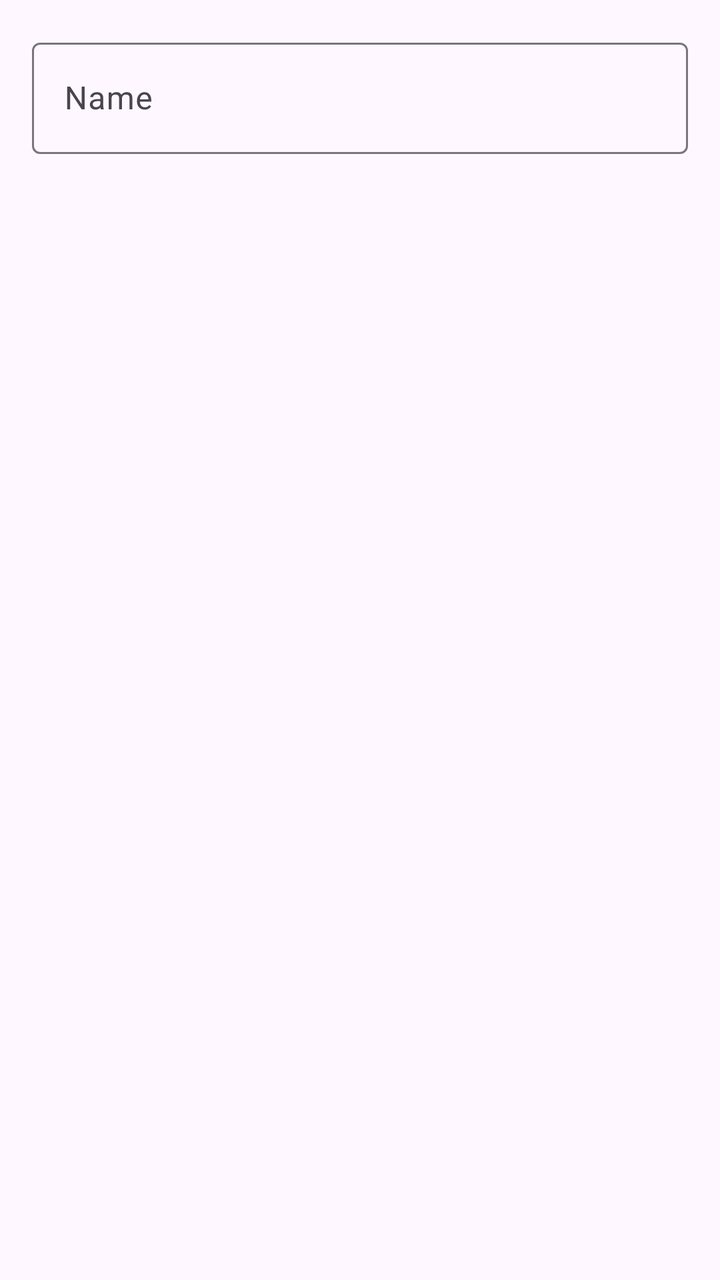
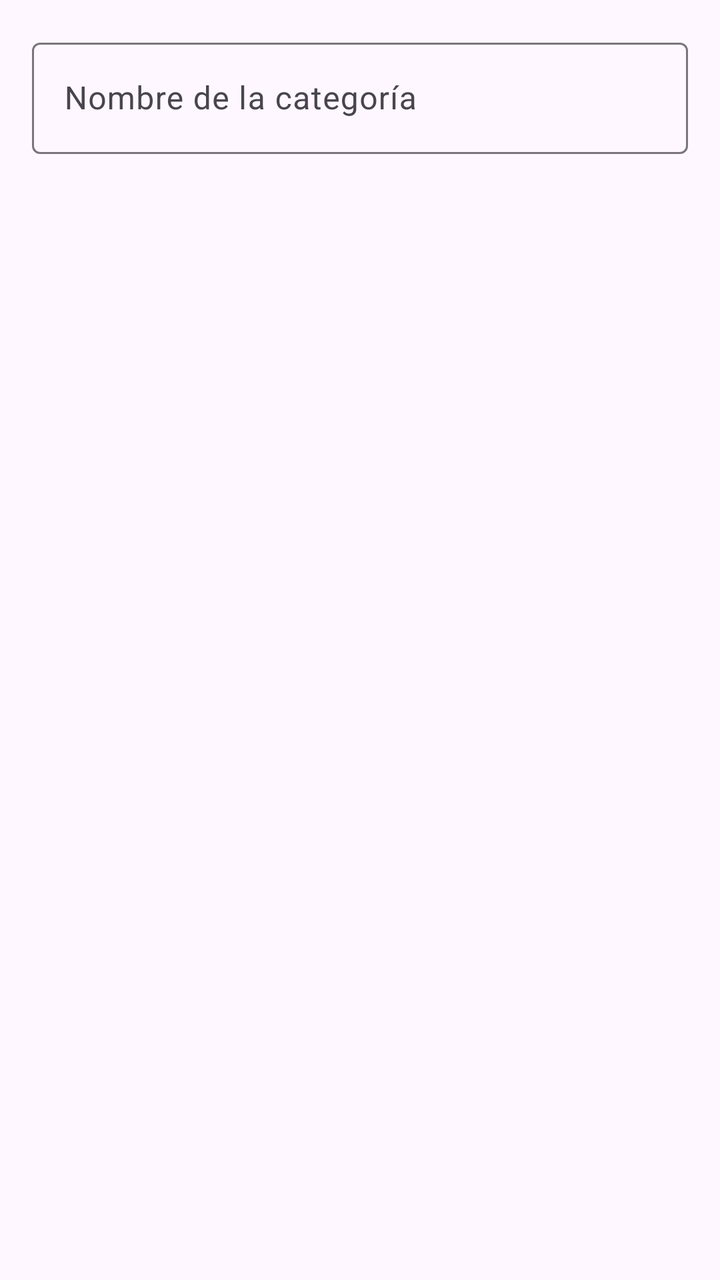

The first picture is an Android layout as it rendered before a commit; the second is the same layout after the commit. The layout source and the unified diff follow.
<!-- AndroidManifest.xml: application theme Theme.TaskList -->
<!-- res/layout/dialog_create_category.xml -->
<?xml version="1.0" encoding="utf-8"?>
<LinearLayout xmlns:android="http://schemas.android.com/apk/res/android"
    android:layout_width="match_parent"
    android:layout_height="match_parent"
    android:padding="16dp">

    <com.google.android.material.textfield.TextInputLayout
        android:id="@+id/textField"
        android:layout_width="match_parent"
        android:layout_height="wrap_content"
        android:hint="Name">

        <com.google.android.material.textfield.TextInputEditText
            android:layout_width="match_parent"
            android:layout_height="wrap_content"
            />

    </com.google.android.material.textfield.TextInputLayout>

</LinearLayout>
<!-- resources referenced by this layout -->
<resources>
  <style name="Theme.TaskList" parent="Base.Theme.TaskList" />
  <style name="Base.Theme.TaskList" parent="Theme.Material3.DayNight.NoActionBar">
          
          
      </style>
</resources>

<!-- the commit's change to res/layout/dialog_create_category.xml (unified diff, before → after) -->
@@ -8,7 +8,7 @@
         android:id="@+id/textField"
         android:layout_width="match_parent"
         android:layout_height="wrap_content"
-        android:hint="Name">
+        android:hint="Nombre de la categoría">
 
         <com.google.android.material.textfield.TextInputEditText
             android:layout_width="match_parent"
